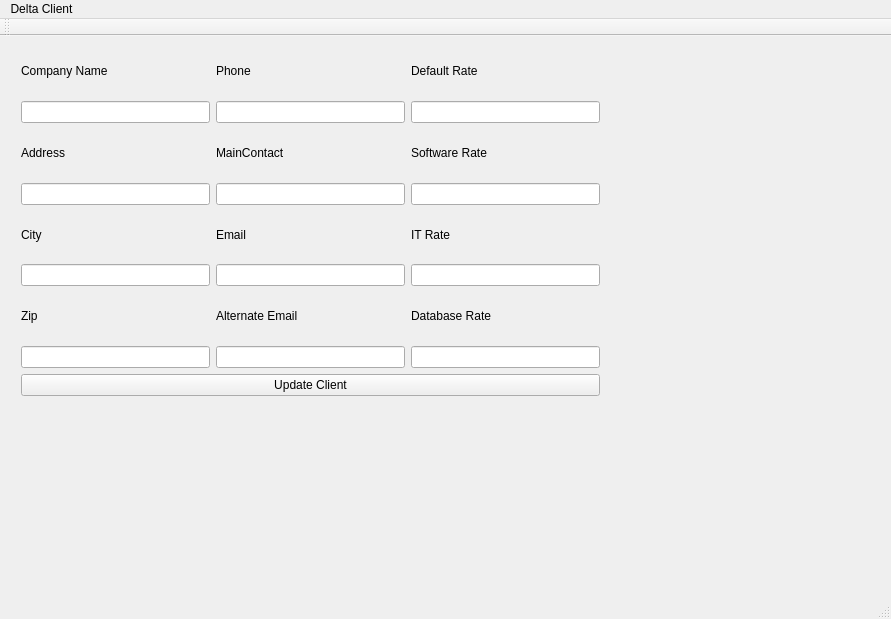
Before: the Qt Designer form mainwindow.ui in billengel2003/Time_Clock, drawn with Qt 5.
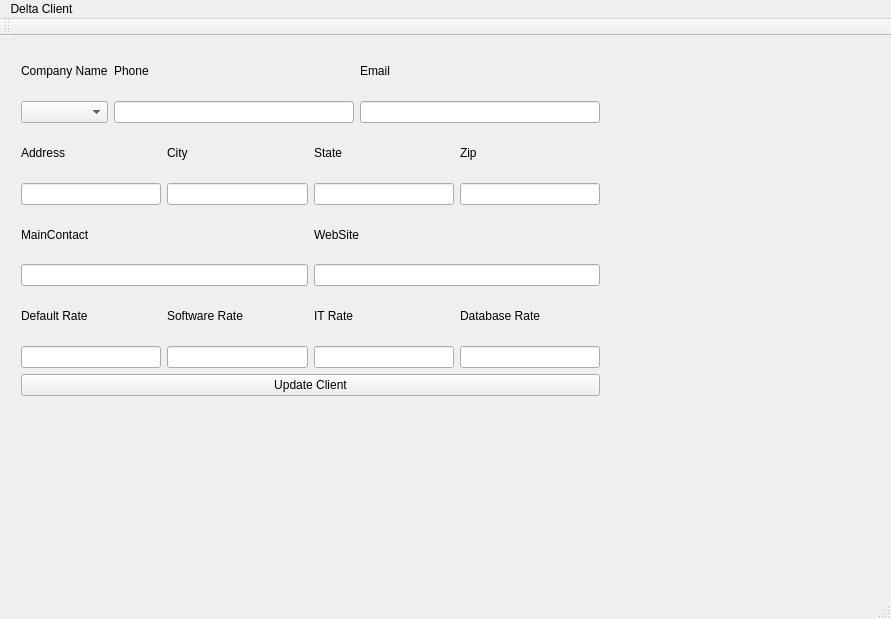
After: the same form once the commit is applied. The open tabs and pages were chosen to show the change.

```diff
--- a/mainwindow.ui
+++ b/mainwindow.ui
@@ -94,7 +94,7 @@
              </widget>
             </item>
             <item>
-             <widget class="QLineEdit" name="lineEdit_4"/>
+             <widget class="QComboBox" name="cmb_name_Edit"/>
             </item>
            </layout>
           </item>
@@ -113,16 +113,16 @@
            </layout>
           </item>
           <item>
-           <layout class="QVBoxLayout" name="verticalLayout_7">
+           <layout class="QVBoxLayout" name="verticalLayout_9">
             <item>
-             <widget class="QLabel" name="label_12">
+             <widget class="QLabel" name="label_10">
               <property name="text">
-               <string>Default Rate</string>
+               <string>Email</string>
               </property>
              </widget>
             </item>
             <item>
-             <widget class="QLineEdit" name="lineEdit_12"/>
+             <widget class="QLineEdit" name="le_email_Edit"/>
             </item>
            </layout>
           </item>
@@ -144,6 +144,52 @@
             </item>
            </layout>
           </item>
+          <item>
+           <layout class="QVBoxLayout" name="verticalLayout_11">
+            <item>
+             <widget class="QLabel" name="label_6">
+              <property name="text">
+               <string>City</string>
+              </property>
+             </widget>
+            </item>
+            <item>
+             <widget class="QLineEdit" name="le_city_Edit"/>
+            </item>
+           </layout>
+          </item>
+          <item>
+           <layout class="QVBoxLayout" name="verticalLayout_18">
+            <item>
+             <widget class="QLabel" name="label_16">
+              <property name="text">
+               <string>State</string>
+              </property>
+             </widget>
+            </item>
+            <item>
+             <widget class="QLineEdit" name="le_state_Edit"/>
+            </item>
+           </layout>
+          </item>
+          <item>
+           <layout class="QVBoxLayout" name="verticalLayout_14">
+            <item>
+             <widget class="QLabel" name="label_7">
+              <property name="text">
+               <string>Zip</string>
+              </property>
+             </widget>
+            </item>
+            <item>
+             <widget class="QLineEdit" name="le_zip_Edit"/>
+            </item>
+           </layout>
+          </item>
+         </layout>
+        </item>
+        <item>
+         <layout class="QHBoxLayout" name="horizontalLayout_6">
           <item>
            <layout class="QVBoxLayout" name="verticalLayout_6">
             <item>
@@ -154,7 +200,39 @@
              </widget>
             </item>
             <item>
-             <widget class="QLineEdit" name="lineEdit_9"/>
+             <widget class="QLineEdit" name="le_contact_Edit"/>
+            </item>
+           </layout>
+          </item>
+          <item>
+           <layout class="QVBoxLayout" name="verticalLayout_12">
+            <item>
+             <widget class="QLabel" name="label_11">
+              <property name="text">
+               <string>WebSite</string>
+              </property>
+             </widget>
+            </item>
+            <item>
+             <widget class="QLineEdit" name="le_website_Edit"/>
+            </item>
+           </layout>
+          </item>
+         </layout>
+        </item>
+        <item>
+         <layout class="QHBoxLayout" name="horizontalLayout_7">
+          <item>
+           <layout class="QVBoxLayout" name="verticalLayout_7">
+            <item>
+             <widget class="QLabel" name="label_12">
+              <property name="text">
+               <string>Default Rate</string>
+              </property>
+             </widget>
+            </item>
+            <item>
+             <widget class="QLineEdit" name="le_rateD_Edit"/>
             </item>
            </layout>
           </item>
@@ -168,39 +246,7 @@
              </widget>
             </item>
             <item>
-             <widget class="QLineEdit" name="lineEdit_13"/>
-            </item>
-           </layout>
-          </item>
-         </layout>
-        </item>
-        <item>
-         <layout class="QHBoxLayout" name="horizontalLayout_6">
-          <item>
-           <layout class="QVBoxLayout" name="verticalLayout_11">
-            <item>
-             <widget class="QLabel" name="label_6">
-              <property name="text">
-               <string>City</string>
-              </property>
-             </widget>
-            </item>
-            <item>
-             <widget class="QLineEdit" name="lineEdit_6"/>
-            </item>
-           </layout>
-          </item>
-          <item>
-           <layout class="QVBoxLayout" name="verticalLayout_9">
-            <item>
-             <widget class="QLabel" name="label_10">
-              <property name="text">
-               <string>Email</string>
-              </property>
-             </widget>
-            </item>
-            <item>
-             <widget class="QLineEdit" name="lineEdit_10"/>
+             <widget class="QLineEdit" name="le_rateS_Edit"/>
             </item>
            </layout>
           </item>
@@ -214,39 +260,7 @@
              </widget>
             </item>
             <item>
-             <widget class="QLineEdit" name="lineEdit_14"/>
-            </item>
-           </layout>
-          </item>
-         </layout>
-        </item>
-        <item>
-         <layout class="QHBoxLayout" name="horizontalLayout_7">
-          <item>
-           <layout class="QVBoxLayout" name="verticalLayout_14">
-            <item>
-             <widget class="QLabel" name="label_7">
-              <property name="text">
-               <string>Zip</string>
-              </property>
-             </widget>
-            </item>
-            <item>
-             <widget class="QLineEdit" name="lineEdit_7"/>
-            </item>
-           </layout>
-          </item>
-          <item>
-           <layout class="QVBoxLayout" name="verticalLayout_12">
-            <item>
-             <widget class="QLabel" name="label_11">
-              <property name="text">
-               <string>Alternate Email</string>
-              </property>
-             </widget>
-            </item>
-            <item>
-             <widget class="QLineEdit" name="lineEdit_11"/>
+             <widget class="QLineEdit" name="le_rateI_Edit"/>
             </item>
            </layout>
           </item>
```
Left out of the diff: 10 changed lines with no effect on the pictures.
